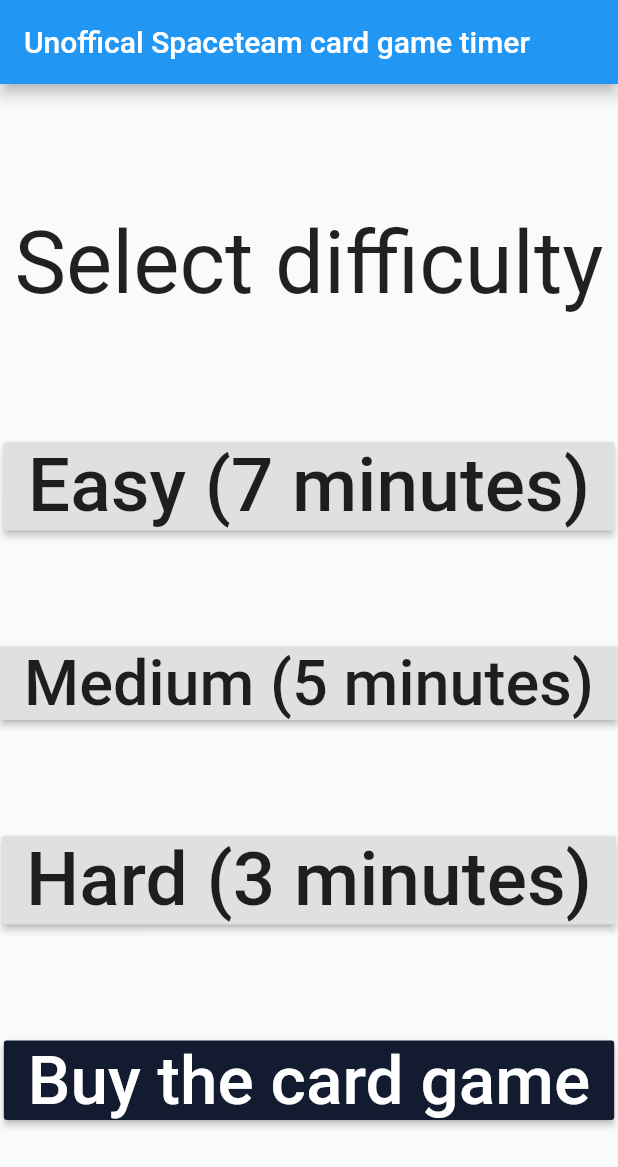
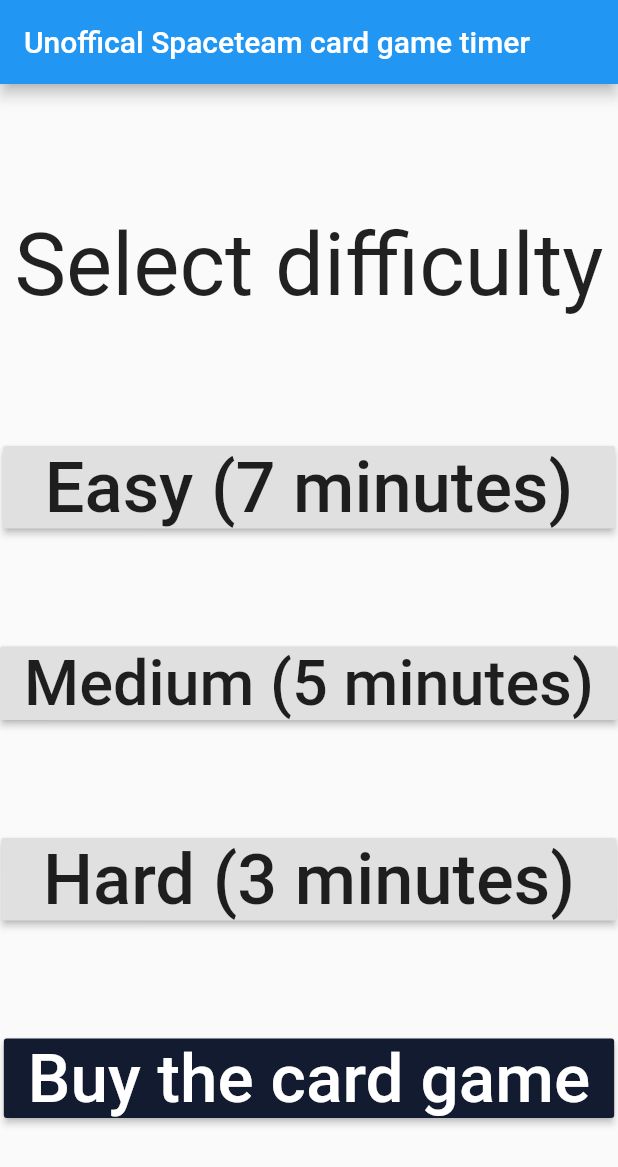
Before and after one commit to palfrey/spaceteam-timer, a Flutter app: the screen it shows after launch, on a phone screen of 412 x 824 dp. Shown: the top 1167 px of the screen. Run offline on Flutter 3.47's test engine with Material 2 defaults, Android fonts, the phone set to English and light mode, and no system bars; drawn by our look-alikes of auto_size_text; missing offline and left inert: flutter_sound, screen.

```diff
--- a/lib/choose.dart
+++ b/lib/choose.dart
@@ -33,7 +33,7 @@ class TimerSelect extends StatelessWidget {
                     style: TextStyle(fontSize: 120.0),
                   )),
               RaisedButton(
-                  child: AutoSizeText('Easy (7 minutes)',
+                  child: AutoSizeText('\u{A0}Easy (7 minutes)\u{A0}',
                       maxLines: 1, style: TextStyle(fontSize: 120.0)),
                   onPressed: () {
                     selectDifficulty(context, Difficulty.Easy);
@@ -45,7 +45,7 @@ class TimerSelect extends StatelessWidget {
                     selectDifficulty(context, Difficulty.Medium);
                   }),
               RaisedButton(
-                  child: AutoSizeText('Hard (3 minutes)',
+                  child: AutoSizeText('\u{A0}Hard (3 minutes)\u{A0}',
                       maxLines: 1, style: TextStyle(fontSize: 120.0)),
                   onPressed: () {
                     selectDifficulty(context, Difficulty.Hard);
```
